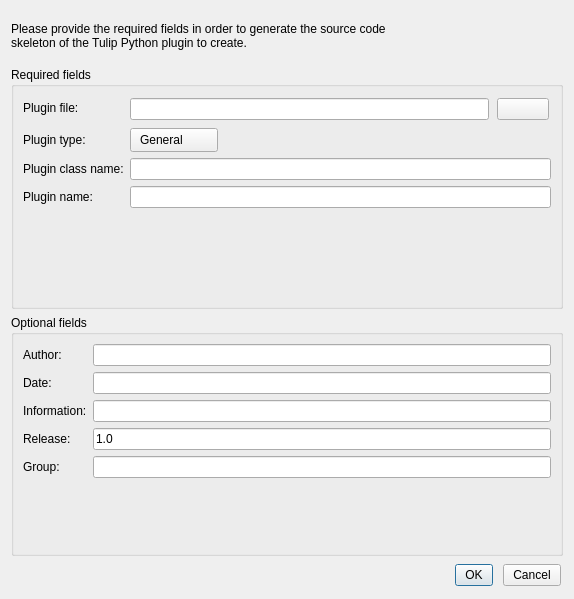
Qt form library/tulip-python/designer/PythonPluginCreationDialog.ui (Tulip-Dev/tulip) before a commit.
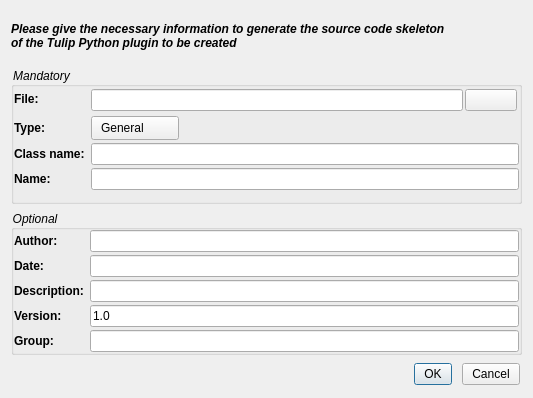
The same form after that commit. Icons and pictures are not drawn.

Commit message: Python plugin creation dialog enhancements

Diff of the .ui file:
```diff
--- a/library/tulip-python/designer/PythonPluginCreationDialog.ui
+++ b/library/tulip-python/designer/PythonPluginCreationDialog.ui
@@ -9,8 +9,8 @@
    <rect>
     <x>0</x>
     <y>0</y>
-    <width>574</width>
-    <height>599</height>
+    <width>533</width>
+    <height>398</height>
    </rect>
   </property>
   <property name="windowTitle">
@@ -61,19 +61,13 @@
 border-top-right-radius: 1px;
 border-bottom-right-radius: 1px;
 }
-#PreferencesDialog {
-background-color: white;
-border: 0px;
+QLabel {
+font: bold;
 }
-QFrame[ section=&quot;true&quot; ] {
-border-top: 1px solid #D9D9D9;
-padding-top: 20px;
+QGroupBox {
+font: italic;
 }
-QFrame[ subsection = &quot;true&quot; ] {
-border-top: 1px solid #D9D9D9;
-padding-top: 5px;
-background-color: #F4F4F4;
-}</string>
+</string>
   </property>
   <layout class="QVBoxLayout" name="verticalLayout">
    <item>
@@ -85,27 +79,32 @@
       </size>
      </property>
      <property name="text">
-      <string>Please provide the required fields in order to generate the source code
-skeleton of the Tulip Python plugin to create.</string>
+      <string>&lt;b&gt;&lt;i&gt;Please give the necessary information to generate the source code skeleton&lt;br/&gt; of the Tulip Python plugin to be created&lt;/i&gt;&lt;/b&gt;</string>
      </property>
     </widget>
    </item>
    <item>
     <widget class="QGroupBox" name="groupBox">
      <property name="title">
-      <string>Required fields</string>
+      <string>Mandatory</string>
      </property>
      <layout class="QFormLayout" name="formLayout_2">
       <property name="fieldGrowthPolicy">
        <enum>QFormLayout::ExpandingFieldsGrow</enum>
       </property>
+      <property name="verticalSpacing">
+       <number>3</number>
+      </property>
+      <property name="margin">
+       <number>0</number>
+      </property>
       <item row="0" column="0">
        <widget class="QLabel" name="label">
         <property name="toolTip">
          <string>the path to the file where the plugin source code will be saved</string>
         </property>
         <property name="text">
-         <string>Plugin file: </string>
+         <string>File: </string>
         </property>
        </widget>
       </item>
@@ -138,7 +137,7 @@
          <string>The type of plugin to create</string>
         </property>
         <property name="text">
-         <string>Plugin type: </string>
+         <string>Type: </string>
         </property>
        </widget>
       </item>
@@ -192,7 +191,7 @@
          <string>The name of the Python plugin class</string>
         </property>
         <property name="text">
-         <string>Plugin class name:</string>
+         <string>Class name:</string>
         </property>
        </widget>
       </item>
@@ -205,7 +204,7 @@
          <string>The name of the plugin as it will appear in the interface</string>
         </property>
         <property name="text">
-         <string>Plugin name:</string>
+         <string>Name:</string>
         </property>
        </widget>
       </item>
@@ -218,9 +217,15 @@
    <item>
     <widget class="QGroupBox" name="groupBox_2">
      <property name="title">
-      <string>Optional fields</string>
+      <string>Optional</string>
      </property>
      <layout class="QFormLayout" name="formLayout">
+      <property name="verticalSpacing">
+       <number>3</number>
+      </property>
+      <property name="margin">
+       <number>0</number>
+      </property>
       <item row="0" column="0">
        <widget class="QLabel" name="label_5">
         <property name="toolTip">
@@ -253,7 +258,7 @@
          <string>Some information about the plugin</string>
         </property>
         <property name="text">
-         <string>Information:</string>
+         <string>Description:</string>
         </property>
        </widget>
       </item>
@@ -266,7 +271,7 @@
          <string>The version number of the plugin</string>
         </property>
         <property name="text">
-         <string>Release:</string>
+         <string>Version:</string>
         </property>
        </widget>
       </item>
```
Left out of the diff: 73 changed lines with no effect on the pictures. The commit also changes 2 other files.
